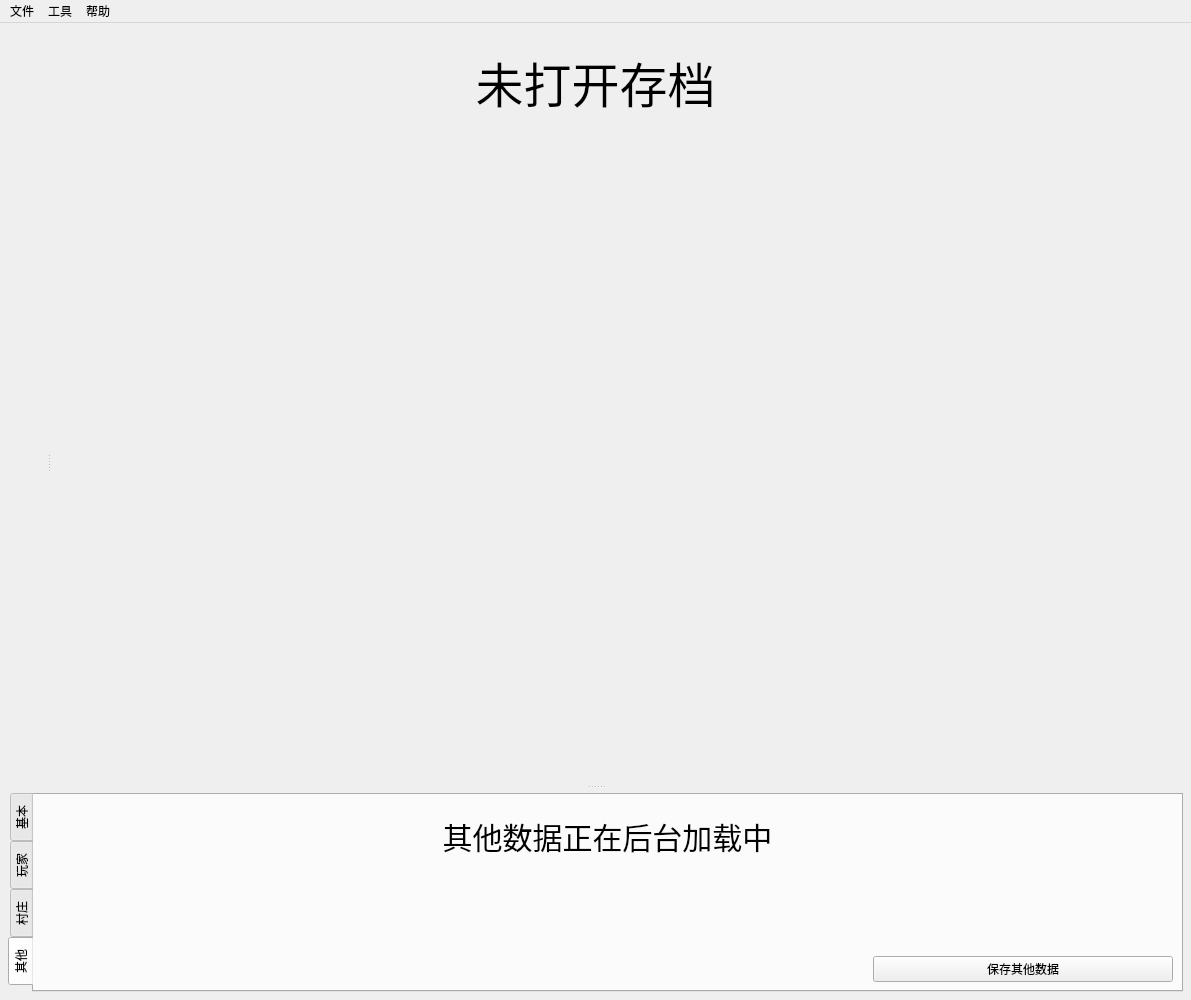
This is mainwindow.ui in bedrock-dev/BedrockMap as Qt 5 draws it before an edit. The edited form follows.
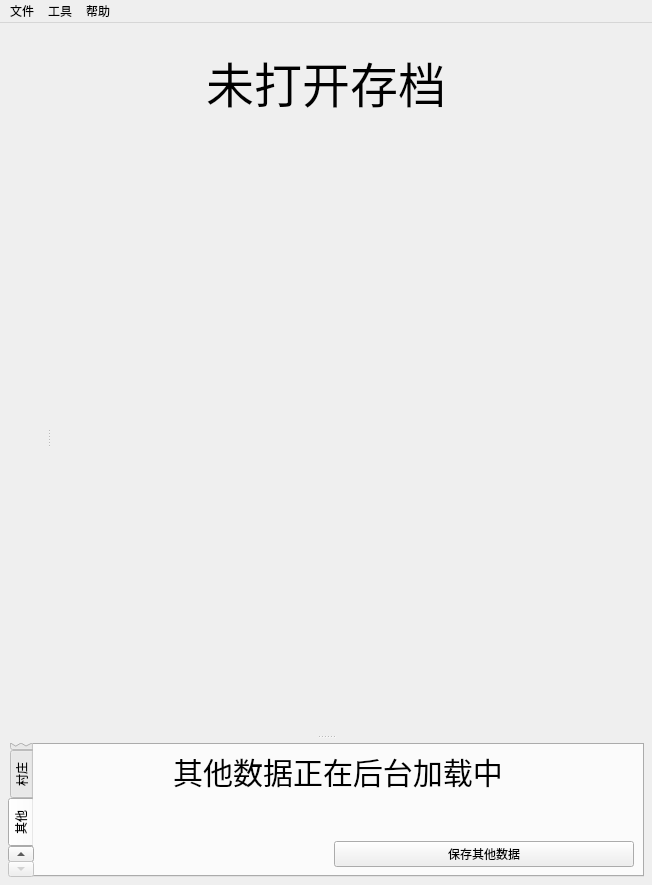
This is the edited form. Icons and pictures are not drawn.

Diff of the .ui file:
```diff
--- a/mainwindow.ui
+++ b/mainwindow.ui
@@ -6,8 +6,8 @@
    <rect>
     <x>0</x>
     <y>0</y>
-    <width>1191</width>
-    <height>1000</height>
+    <width>652</width>
+    <height>885</height>
    </rect>
   </property>
   <property name="windowTitle">
@@ -19,6 +19,9 @@
   <property name="styleSheet">
    <string notr="true"/>
   </property>
+  <property name="toolButtonStyle">
+   <enum>Qt::ToolButtonIconOnly</enum>
+  </property>
   <widget class="QWidget" name="central_widget">
    <property name="styleSheet">
     <string notr="true"/>
@@ -1026,7 +1029,7 @@
     <rect>
      <x>0</x>
      <y>0</y>
-     <width>1191</width>
+     <width>652</width>
      <height>25</height>
     </rect>
    </property>
```
Left out of the diff: 11 changed lines with no effect on the pictures.
